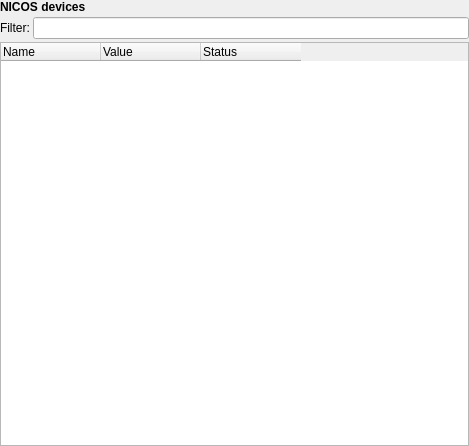
First picture: the form in nicos/clients/gui/panels/devices.ui, repository mlz-ictrl/nicos, before the edit.
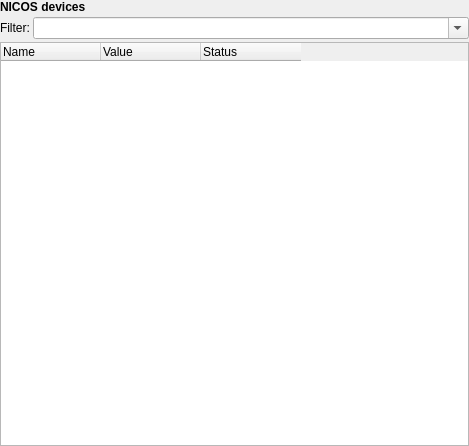
Second picture: the form after the edit. Icons and pictures are not drawn.

Commit message:
GUI: Add filters option to DevicePanel
The 'filters' option allows to define a list of regular expressions
accessable by a 'name'. The currently used input of the expression
is available as well.

```diff
--- a/nicos/clients/gui/panels/devices.ui
+++ b/nicos/clients/gui/panels/devices.ui
@@ -53,7 +53,20 @@
         </widget>
        </item>
        <item>
-        <widget class="QLineEdit" name="filter"/>
+        <widget class="QComboBox" name="filter">
+         <property name="sizePolicy">
+          <sizepolicy hsizetype="MinimumExpanding" vsizetype="Fixed">
+           <horstretch>0</horstretch>
+           <verstretch>0</verstretch>
+          </sizepolicy>
+         </property>
+         <property name="editable">
+          <bool>true</bool>
+         </property>
+         <property name="insertPolicy">
+          <enum>QComboBox::NoInsert</enum>
+         </property>
+        </widget>
        </item>
       </layout>
      </item>
```
Left out of the diff: 6 changed lines with no effect on the pictures. The commit also changes 2 other files.
